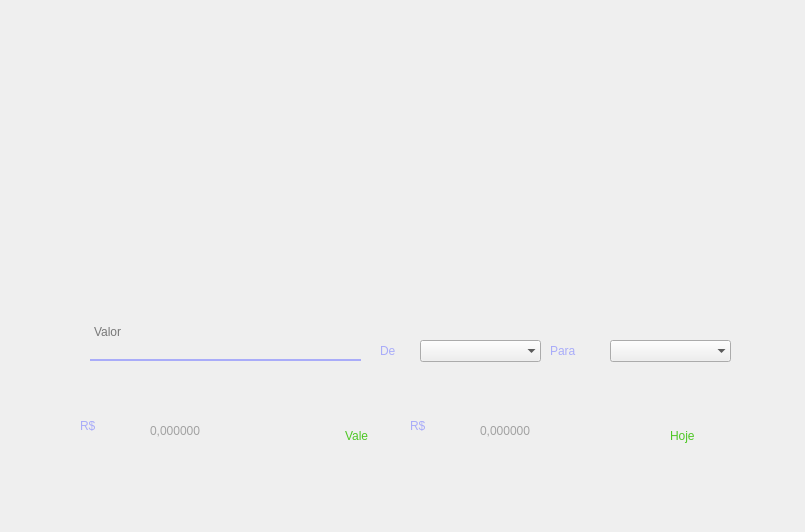
First picture: the form in View/UI/ConvertCoinUI.ui, repository GeovaniTech/ConversorDeMoedas, before the edit.
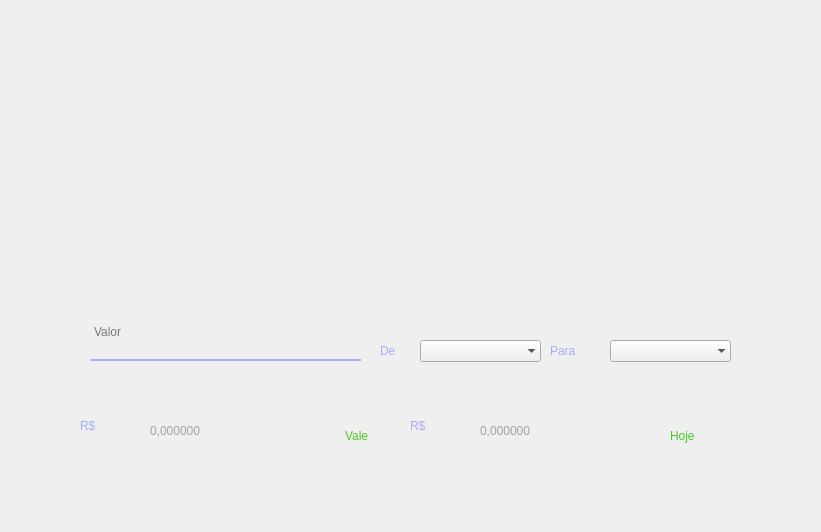
Second picture: the form after the edit. Icons and pictures are not drawn.

What changed in the file:
```diff
--- a/View/UI/ConvertCoinUI.ui
+++ b/View/UI/ConvertCoinUI.ui
@@ -6,7 +6,7 @@
    <rect>
     <x>0</x>
     <y>0</y>
-    <width>805</width>
+    <width>821</width>
     <height>532</height>
    </rect>
   </property>
@@ -18,7 +18,7 @@
   </property>
   <property name="maximumSize">
    <size>
-    <width>805</width>
+    <width>821</width>
     <height>532</height>
    </size>
   </property>
```
Left out of the diff: 6 changed lines with no effect on the pictures.
